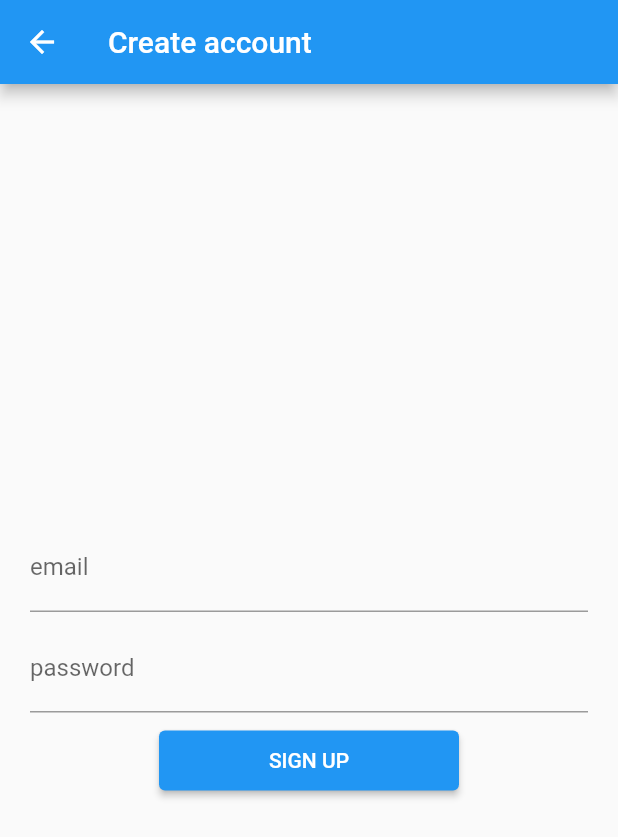
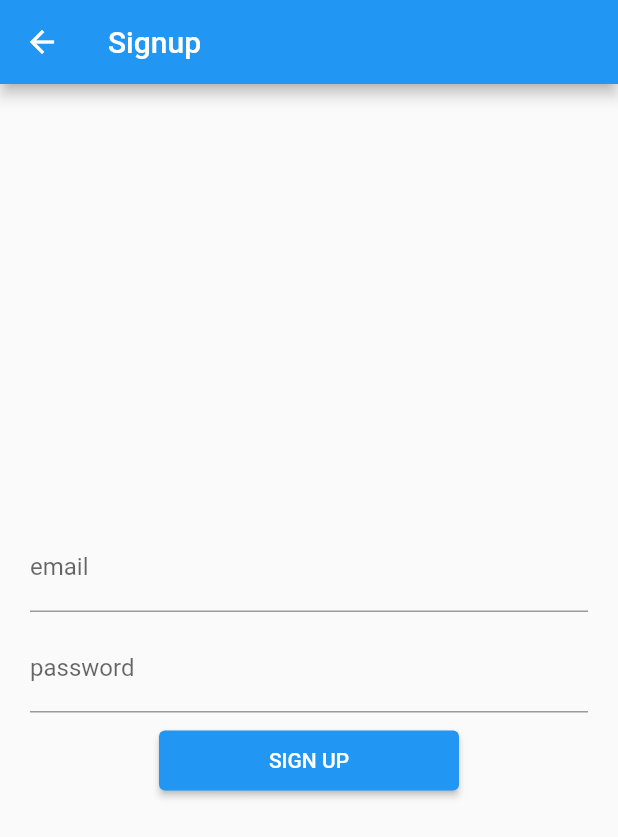
Before and after one commit to WSU-4110/Quotidiant-App, a Flutter app: the SignupScreen screen opened directly, on a phone screen of 412 x 824 dp. Shown: the top 837 px of the screen. Run offline on Flutter 3.47's test engine with Material 2 defaults, Android fonts, the phone set to English and light mode, and no system bars; our stand-ins replace bloc, equatable, firebase_auth, firebase_core, flutter_bloc; missing offline and left inert: dart:html, flow_builder; accounts and stored records are empty.

Commit message:
change sign up screen header text

```diff
--- a/quotidiant_app/lib/screens/authenticate/signup_screen.dart
+++ b/quotidiant_app/lib/screens/authenticate/signup_screen.dart
@@ -15,7 +15,7 @@ class SignupScreen extends StatelessWidget {
   @override
   Widget build(BuildContext context) {
     return Scaffold(
-      appBar: AppBar(title: const Text('Create account')),
+      appBar: AppBar(title: const Text('Signup')),
       body: Padding(
         padding: const EdgeInsets.all(20.0),
         child: BlocProvider<SignupCubit>(
```
